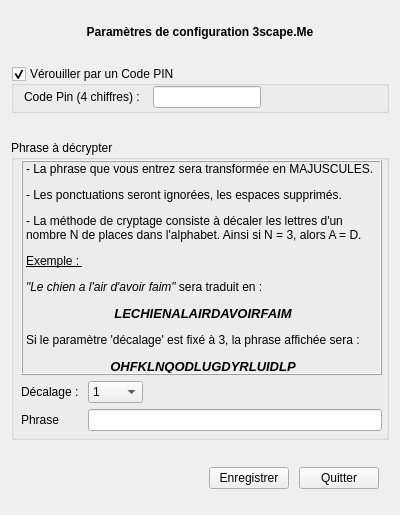
Old version of the form emConf/emconf.ui in the repository zobrak/escapeMe.
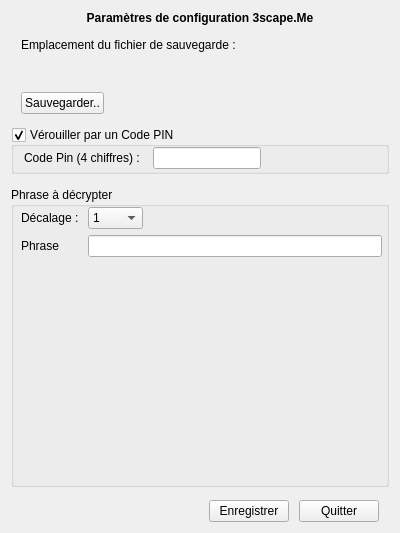
New version of the form. Icons and pictures are not drawn.

What changed in the file:
```diff
--- a/emConf/emconf.ui
+++ b/emConf/emconf.ui
@@ -72,11 +72,44 @@
    </item>
    <item>
     <layout class="QVBoxLayout" name="vlayoutvbox1">
-     <item>
-      <layout class="QHBoxLayout" name="hlayoutvlayout1">
        <property name="leftMargin">
-        <number>0</number>
-       </property>
+      <number>10</number>
+     </property>
+     <property name="rightMargin">
+      <number>10</number>
+     </property>
+     <item>
+      <widget class="QLabel" name="label_2">
+       <property name="text">
+        <string>Emplacement du fichier de sauvegarde :</string>
+       </property>
+      </widget>
+     </item>
+     <item>
+      <widget class="QLabel" name="defaultPTSLabel">
+       <property name="text">
+        <string/>
+       </property>
+      </widget>
+     </item>
+     <item>
+      <widget class="QPushButton" name="chngSavPlace">
+       <property name="sizePolicy">
+        <sizepolicy hsizetype="Maximum" vsizetype="Fixed">
+         <horstretch>0</horstretch>
+         <verstretch>0</verstretch>
+        </sizepolicy>
+       </property>
+       <property name="text">
+        <string>Sauvegarder..</string>
+       </property>
+       <property name="flat">
+        <bool>false</bool>
+       </property>
+      </widget>
+     </item>
+    </layout>
+   </item>
        <item>
         <widget class="QGroupBox" name="gboxWelcomeConf">
          <property name="sizePolicy">
@@ -143,10 +176,6 @@
          </widget>
         </widget>
        </item>
-      </layout>
-     </item>
-    </layout>
-   </item>
    <item>
     <widget class="QGroupBox" name="gboxCryptConf">
      <property name="sizePolicy">
@@ -174,36 +203,11 @@
        </rect>
       </property>
       <layout class="QVBoxLayout" name="vlayoutvbox2">
-       <item>
-        <widget class="QLabel" name="labelExplCrypt">
-         <property name="sizePolicy">
-          <sizepolicy hsizetype="Minimum" vsizetype="Preferred">
-           <horstretch>0</horstretch>
-           <verstretch>0</verstretch>
-          </sizepolicy>
-         </property>
-         <property name="minimumSize">
-          <size>
-           <width>110</width>
-           <height>0</height>
-          </size>
-         </property>
-         <property name="frameShape">
-          <enum>QFrame::Box</enum>
-         </property>
-         <property name="frameShadow">
-          <enum>QFrame::Raised</enum>
-         </property>
-         <property name="text">
-          <string>&lt;html&gt;&lt;head/&gt;&lt;body&gt;&lt;p&gt;- La phrase que vous entrez sera transformée en MAJUSCULES.&lt;/p&gt;&lt;p&gt;- Les ponctuations seront ignorées, les espaces supprimés.&lt;/p&gt;&lt;p&gt;- La méthode de cryptage consiste à décaler les lettres d'un nombre N de places dans l'alphabet. Ainsi si N = 3, alors A = D.&lt;/p&gt;&lt;p align=&quot;justify&quot;&gt;&lt;span style=&quot; text-decoration: underline;&quot;&gt;Exemple : &lt;/span&gt;&lt;/p&gt;&lt;p align=&quot;justify&quot;&gt;&lt;span style=&quot; font-style:italic;&quot;&gt;&amp;quot;Le chien a l'air d'avoir faim&amp;quot; &lt;/span&gt;sera traduit en :&lt;/p&gt;&lt;p align=&quot;center&quot;&gt;&lt;span style=&quot; font-size:10pt; font-weight:600; font-style:italic;&quot;&gt;LECHIENALAIRDAVOIRFAIM&lt;/span&gt;&lt;/p&gt;&lt;p align=&quot;justify&quot;&gt;Si le paramètre 'décalage' est fixé à 3, la phrase affichée sera :&lt;/p&gt;&lt;p align=&quot;center&quot;&gt;&lt;span style=&quot; font-size:10pt; font-weight:600; font-style:italic;&quot;&gt;OHFKLNQODLUGDYRLUIDLP&lt;/span&gt;&lt;/p&gt;&lt;/body&gt;&lt;/html&gt;</string>
-         </property>
-         <property name="wordWrap">
-          <bool>true</bool>
-         </property>
-        </widget>
-       </item>
        <item>
         <layout class="QFormLayout" name="formSetsCrypt">
+         <property name="fieldGrowthPolicy">
+          <enum>QFormLayout::AllNonFixedFieldsGrow</enum>
+         </property>
          <item row="1" column="0">
           <widget class="QLabel" name="dCalageLabel">
            <property name="sizePolicy">
```
Lines whose indentation alone changed are shown as unchanged.
